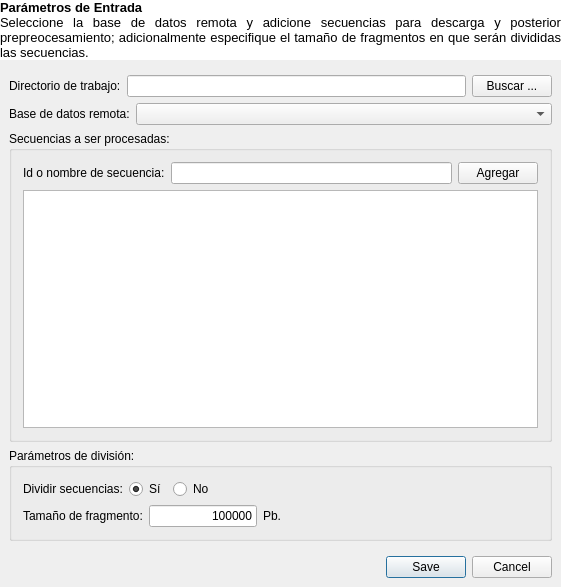
hspitia/GenomAMf, file src/gui/PreprocessingScriptParametersForm.ui: the form before one commit.
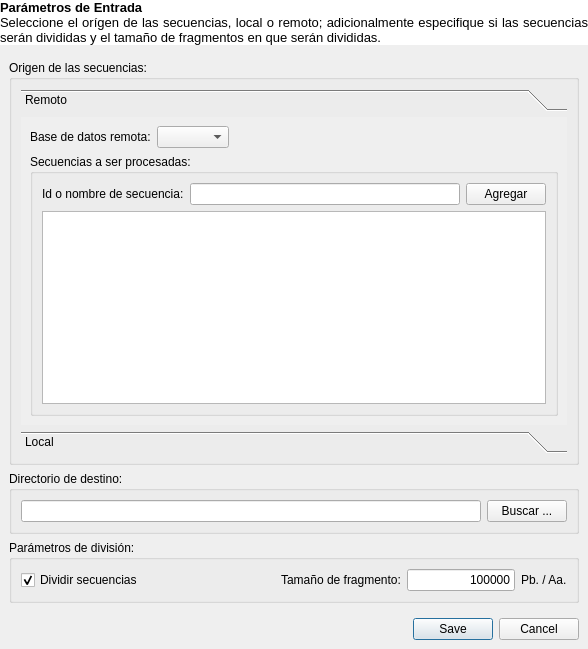
The form after the commit. Icons and pictures are not drawn.

Commit message: Implementando ScriptBuilder

What changed in the file:
```diff
--- a/src/gui/PreprocessingScriptParametersForm.ui
+++ b/src/gui/PreprocessingScriptParametersForm.ui
@@ -1,19 +1,29 @@
 <?xml version="1.0" encoding="UTF-8"?>
 <ui version="4.0">
- <class>PreprocessingScriptParametersFormClass</class>
- <widget class="QWidget" name="PreprocessingScriptParametersFormClass">
+ <class>PreprocessingScriptParametersForm</class>
+ <widget class="QDialog" name="PreprocessingScriptParametersForm">
   <property name="geometry">
    <rect>
     <x>0</x>
     <y>0</y>
-    <width>561</width>
-    <height>587</height>
+    <width>588</width>
+    <height>649</height>
    </rect>
   </property>
+  <property name="minimumSize">
+   <size>
+    <width>500</width>
+    <height>300</height>
+   </size>
+  </property>
   <property name="windowTitle">
    <string>PreprocessRoutineParametersForm</string>
   </property>
-  <layout class="QGridLayout" name="gridLayout_8">
+  <property name="windowIcon">
+   <iconset resource="../../resources/resources.qrc">
+    <normaloff>:/icons/cgr.png</normaloff>:/icons/cgr.png</iconset>
+  </property>
+  <layout class="QGridLayout" name="gridLayout_12">
    <property name="margin">
     <number>0</number>
    </property>
@@ -28,7 +38,7 @@
 p, li { white-space: pre-wrap; }
 &lt;/style&gt;&lt;/head&gt;&lt;body style=&quot; font-family:'Sans'; font-size:10pt; font-weight:400; font-style:normal;&quot;&gt;
 &lt;p style=&quot; margin-top:0px; margin-bottom:0px; margin-left:0px; margin-right:0px; -qt-block-indent:0; text-indent:0px;&quot;&gt;&lt;span style=&quot; font-weight:600;&quot;&gt;Parámetros de Entrada&lt;/span&gt;&lt;/p&gt;
-&lt;p style=&quot; margin-top:0px; margin-bottom:0px; margin-left:0px; margin-right:0px; -qt-block-indent:0; text-indent:0px;&quot;&gt;Seleccione la base de datos remota y adicione secuencias para descarga y posterior prepreocesamiento; adicionalmente especifique el tamaño de fragmentos en que serán divididas las secuencias.&lt;/p&gt;&lt;/body&gt;&lt;/html&gt;</string>
+&lt;p style=&quot; margin-top:0px; margin-bottom:0px; margin-left:0px; margin-right:0px; -qt-block-indent:0; text-indent:0px;&quot;&gt;Seleccione el orígen de las secuencias, local o remoto; adicionalmente especifique si las secuencias serán divididas y el tamaño de fragmentos en que serán divididas.&lt;/p&gt;&lt;/body&gt;&lt;/html&gt;</string>
      </property>
      <property name="alignment">
       <set>Qt::AlignJustify|Qt::AlignVCenter</set>
@@ -47,28 +57,52 @@
       <number>9</number>
      </property>
      <item>
-      <layout class="QGridLayout" name="gridLayout_5" columnminimumwidth="0,1,0">
+      <widget class="QGroupBox" name="groupBox_2">
+       <property name="minimumSize">
+        <size>
+         <width>0</width>
+         <height>350</height>
+        </size>
+       </property>
+       <property name="title">
+        <string>Origen de las secuencias:</string>
+       </property>
+       <layout class="QGridLayout" name="gridLayout_10">
+        <property name="leftMargin">
+         <number>9</number>
+        </property>
+        <property name="topMargin">
+         <number>9</number>
+        </property>
+        <property name="rightMargin">
+         <number>9</number>
+        </property>
        <item row="0" column="0">
-        <widget class="QLabel" name="label_6">
-         <property name="text">
-          <string>Directorio de trabajo:</string>
-         </property>
-        </widget>
-       </item>
-       <item row="0" column="1">
-        <widget class="QLineEdit" name="lineEdit_3"/>
-       </item>
-       <item row="0" column="2">
-        <widget class="QPushButton" name="pushButton_2">
-         <property name="text">
-          <string>Buscar ...</string>
-         </property>
-        </widget>
-       </item>
-      </layout>
-     </item>
-     <item>
-      <layout class="QGridLayout" name="gridLayout" columnstretch="0,1">
+         <widget class="QToolBox" name="toolBox">
+          <property name="minimumSize">
+           <size>
+            <width>0</width>
+            <height>330</height>
+           </size>
+          </property>
+          <property name="currentIndex">
+           <number>0</number>
+          </property>
+          <widget class="QWidget" name="localPage">
+           <property name="geometry">
+            <rect>
+             <x>0</x>
+             <y>0</y>
+             <width>544</width>
+             <height>266</height>
+            </rect>
+           </property>
+           <attribute name="label">
+            <string>Remoto</string>
+           </attribute>
+           <layout class="QGridLayout" name="gridLayout_9">
+            <item row="0" column="0">
+             <layout class="QGridLayout" name="gridLayout" columnstretch="0,0,0">
        <item row="0" column="0">
         <widget class="QLabel" name="dataBaseLabel">
          <property name="enabled">
@@ -80,12 +114,31 @@
         </widget>
        </item>
        <item row="0" column="1">
-        <widget class="QComboBox" name="comboBox"/>
+               <widget class="QComboBox" name="dataBaseComboBox"/>
+              </item>
+              <item row="0" column="2">
+               <spacer name="horizontalSpacer_4">
+                <property name="orientation">
+                 <enum>Qt::Horizontal</enum>
+                </property>
+                <property name="sizeHint" stdset="0">
+                 <size>
+                  <width>120</width>
+                  <height>20</height>
+                 </size>
+                </property>
+               </spacer>
        </item>
       </layout>
      </item>
-     <item>
+            <item row="1" column="0">
       <widget class="QGroupBox" name="groupBox">
+              <property name="minimumSize">
+               <size>
+                <width>512</width>
+                <height>200</height>
+               </size>
+              </property>
        <property name="title">
         <string>Secuencias a ser procesadas:</string>
        </property>
@@ -112,7 +165,86 @@
          </layout>
         </item>
         <item row="1" column="0">
-         <widget class="QTableView" name="tableView"/>
+                <widget class="QTableWidget" name="sequenceTable">
+                 <property name="minimumSize">
+                  <size>
+                   <width>300</width>
+                   <height>120</height>
+                  </size>
+                 </property>
+                </widget>
+               </item>
+              </layout>
+             </widget>
+            </item>
+           </layout>
+          </widget>
+          <widget class="QWidget" name="remotePage">
+           <property name="geometry">
+            <rect>
+             <x>0</x>
+             <y>0</y>
+             <width>544</width>
+             <height>266</height>
+            </rect>
+           </property>
+           <attribute name="label">
+            <string>Local</string>
+           </attribute>
+           <widget class="QWidget" name="layoutWidget_2">
+            <property name="geometry">
+             <rect>
+              <x>10</x>
+              <y>11</y>
+              <width>531</width>
+              <height>54</height>
+             </rect>
+            </property>
+            <layout class="QGridLayout" name="gridLayout_8">
+             <item row="0" column="0">
+              <widget class="QLabel" name="label_7">
+               <property name="text">
+                <string>Directorio de trabajo:</string>
+               </property>
+              </widget>
+             </item>
+             <item row="1" column="0">
+              <widget class="QLineEdit" name="inputDirectoryLineEdit"/>
+             </item>
+             <item row="1" column="1">
+              <widget class="QPushButton" name="pushButton_3">
+               <property name="text">
+                <string>Buscar ...</string>
+               </property>
+              </widget>
+             </item>
+            </layout>
+           </widget>
+          </widget>
+         </widget>
+        </item>
+       </layout>
+      </widget>
+     </item>
+     <item>
+      <widget class="QGroupBox" name="groupBox_3">
+       <property name="title">
+        <string>Directorio de destino:</string>
+       </property>
+       <layout class="QGridLayout" name="gridLayout_11">
+        <item row="1" column="0">
+         <layout class="QGridLayout" name="gridLayout_5">
+          <item row="0" column="0">
+           <widget class="QLineEdit" name="outputDirectoryLineEdit"/>
+          </item>
+          <item row="0" column="1">
+           <widget class="QPushButton" name="pushButton_2">
+            <property name="text">
+             <string>Buscar ...</string>
+            </property>
+           </widget>
+          </item>
+         </layout>
         </item>
        </layout>
       </widget>
@@ -126,16 +258,9 @@
         <item row="0" column="0">
          <layout class="QGridLayout" name="gridLayout_4">
           <item row="0" column="0">
-           <widget class="QLabel" name="label_3">
+           <widget class="QCheckBox" name="fragmentCheckBox">
             <property name="text">
-             <string>Dividir secuencias:</string>
-            </property>
-           </widget>
-          </item>
-          <item row="0" column="1">
-           <widget class="QRadioButton" name="radioButton">
-            <property name="text">
-             <string>Sí</string>
+             <string>Dividir secuencias</string>
             </property>
             <property name="checked">
              <bool>true</bool>
@@ -143,38 +268,14 @@
            </widget>
           </item>
           <item row="0" column="2">
-           <widget class="QRadioButton" name="radioButton_2">
-            <property name="text">
-             <string>No</string>
-            </property>
-           </widget>
-          </item>
-          <item row="0" column="3">
-           <spacer name="horizontalSpacer_2">
-            <property name="orientation">
-             <enum>Qt::Horizontal</enum>
-            </property>
-            <property name="sizeHint" stdset="0">
-             <size>
-              <width>40</width>
-              <height>20</height>
-             </size>
-            </property>
-           </spacer>
-          </item>
-         </layout>
-        </item>
-        <item row="1" column="0">
-         <layout class="QGridLayout" name="gridLayout_2" columnstretch="0,0,0,0" columnminimumwidth="0,0,0,0">
-          <item row="0" column="0">
            <widget class="QLabel" name="label_4">
             <property name="text">
              <string>Tamaño de fragmento:</string>
             </property>
            </widget>
           </item>
-          <item row="0" column="1">
-           <widget class="QLineEdit" name="lineEdit_2">
+          <item row="0" column="3">
+           <widget class="QLineEdit" name="fragmentSizeLineEdit">
             <property name="sizePolicy">
              <sizepolicy hsizetype="Minimum" vsizetype="Fixed">
               <horstretch>0</horstretch>
@@ -198,7 +299,7 @@
             </property>
            </widget>
           </item>
-          <item row="0" column="2">
+          <item row="0" column="4">
            <widget class="QLabel" name="label_5">
             <property name="sizePolicy">
              <sizepolicy hsizetype="Preferred" vsizetype="Preferred">
@@ -207,21 +308,18 @@
              </sizepolicy>
             </property>
             <property name="text">
-             <string>Pb.</string>
+             <string>Pb. / Aa.</string>
             </property>
            </widget>
           </item>
-          <item row="0" column="3">
-           <spacer name="horizontalSpacer_3">
+          <item row="0" column="1">
+           <spacer name="horizontalSpacer_2">
             <property name="orientation">
              <enum>Qt::Horizontal</enum>
             </property>
-            <property name="sizeType">
-             <enum>QSizePolicy::Expanding</enum>
-            </property>
             <property name="sizeHint" stdset="0">
              <size>
-              <width>80</width>
+              <width>40</width>
               <height>20</height>
              </size>
             </property>
@@ -266,7 +364,8 @@
    </item>
   </layout>
  </widget>
- <layoutdefault spacing="6" margin="11"/>
- <resources/>
+ <resources>
+  <include location="../../resources/resources.qrc"/>
+ </resources>
  <connections/>
 </ui>
```
Left out of the diff: 4 changed lines with no effect on the pictures. Lines whose indentation alone changed are shown as unchanged. The commit also changes 14 other files.
